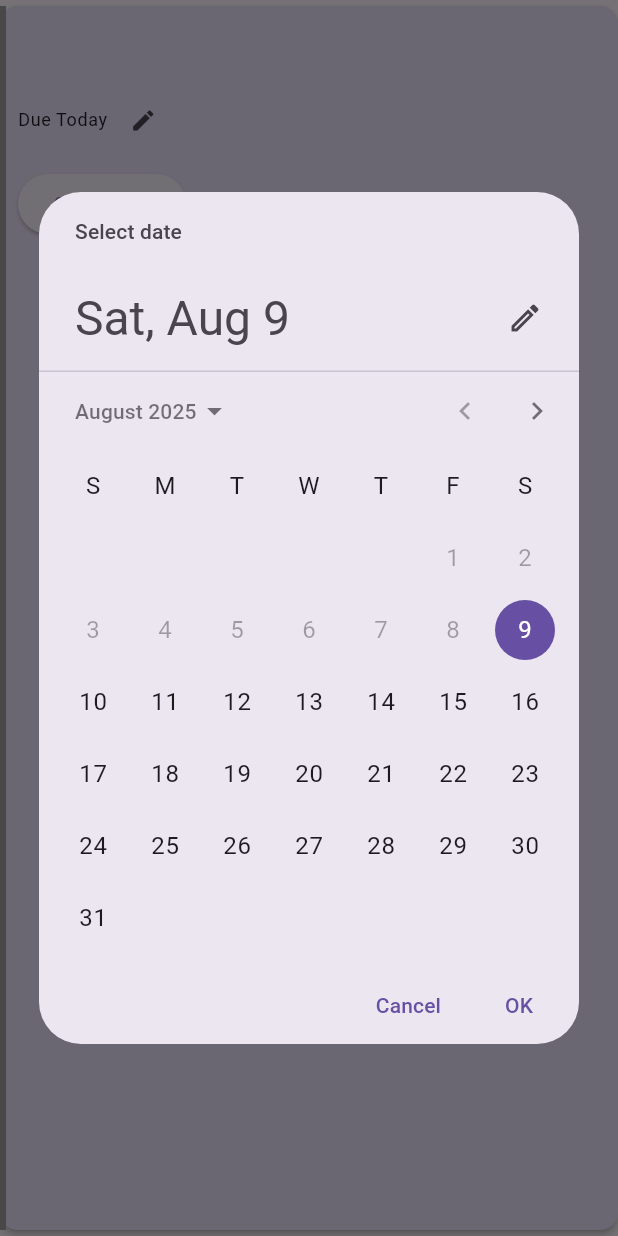
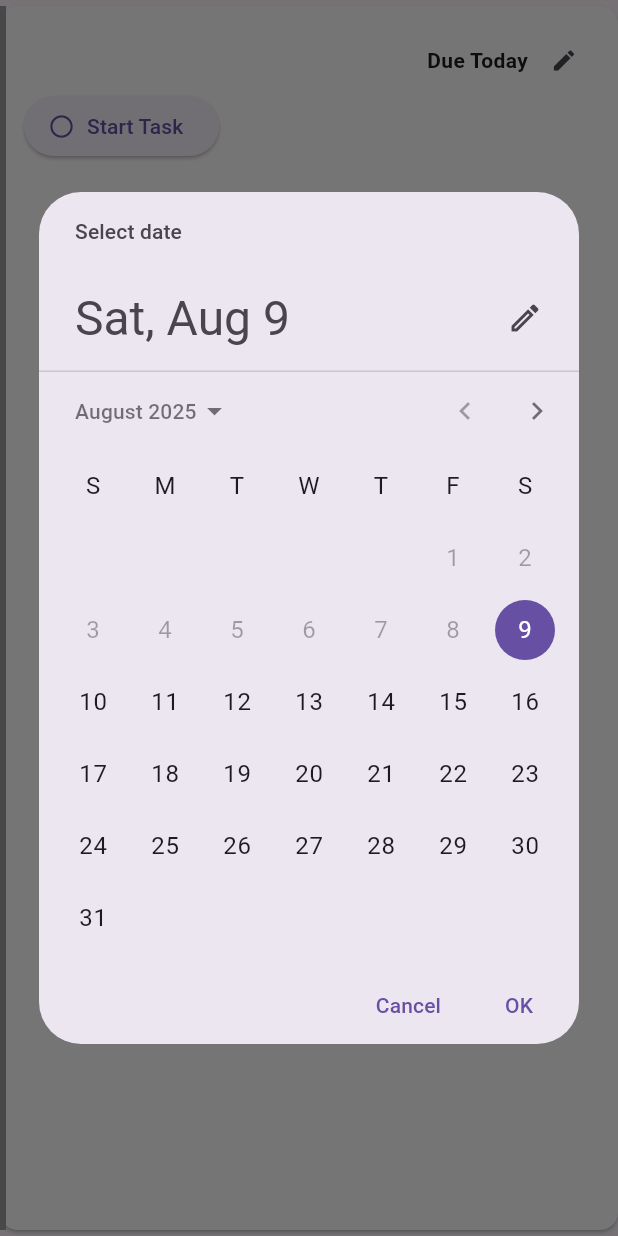
Before and after one commit to kteken10/taskmanagerui, a Flutter app: the TaskCard widget shown alone on an empty page, opened directly with empty values, after a tap on the "edit" icon, on a phone screen of 412 x 824 dp. Run offline on Flutter 3.47's test engine with Material 3 defaults, Android fonts, the light colour scheme and no system bars; our stand-ins replace flutter_local_notifications, flutter_riverpod, hive, hive_flutter, timezone; accounts and stored records are empty.

Commit message:
Adding all Status Task

```diff
--- a/lib/ui/task_card.dart
+++ b/lib/ui/task_card.dart
@@ -5,6 +5,7 @@ import '../providers/task_provider.dart';
 import '../l10n/app_localizations.dart';
 import '../services/analytics_service.dart';
 import '../services/notification_service.dart';
+// ignore: depend_on_referenced_packages
 import 'package:intl/intl.dart';
 
 class TaskCard extends ConsumerWidget {
@@ -17,18 +18,7 @@ class TaskCard extends ConsumerWidget {
     final theme = Theme.of(context);
     final localizations = AppLocalizations.of(context);
 
-    Color getStatusColor() {
-      switch (task.status) {
-        case TaskStatus.NotStarted:
-          return theme.colorScheme.secondaryContainer;
-        case TaskStatus.Started:
-          return theme.colorScheme.primaryContainer;
-        case TaskStatus.Completed:
-          return theme.colorScheme.tertiaryContainer;
-      }
-    }
-
-    Color _getStatusBorderColor() {
+    Color getStatusBorderColor() {
       switch (task.status) {
         case TaskStatus.NotStarted:
           return Colors.grey;
@@ -39,28 +29,42 @@ class TaskCard extends ConsumerWidget {
       }
     }
 
+    Color getTimeStatusColor() {
+      if (task.status == TaskStatus.Completed) {
+        return Colors.green;
+      } else if (task.timeStatus.contains('Overdue')) {
+        return Colors.red;
+      } else if (task.timeStatus.contains('Due in')) {
+        return Colors.orange;
+      } else {
+        return theme.colorScheme.onSurface;
+      }
+    }
+
     return Card(
-      color: getStatusColor(),
+      color: Colors.white, // Fond blanc fixe pour toutes les cartes
       margin: const EdgeInsets.symmetric(vertical: 4),
+      elevation: 1, // Légère ombre pour le relief
       child: Container(
         decoration: BoxDecoration(
           border: Border(
             left: BorderSide(
-              color: _getStatusBorderColor(),
+              color: getStatusBorderColor(),
               width: 4,
             ),
           ),
         ),
         child: Padding(
-          padding: const EdgeInsets.symmetric(vertical: 8, horizontal: 8),
+          padding: const EdgeInsets.symmetric(vertical: 12, horizontal: 12),
+          child: Row(
+            crossAxisAlignment: CrossAxisAlignment.start,
+            children: [
+              // Colonne de gauche - Contenu principal
+              Expanded(
                 child: Column(
                   crossAxisAlignment: CrossAxisAlignment.start,
                   children: [
                     Row(
-                mainAxisAlignment: MainAxisAlignment.spaceBetween,
-                children: [
-                  Expanded(
-                    child: Row(
                       children: [
                         if (task.highPriority)
                           Padding(
@@ -70,72 +74,108 @@ class TaskCard extends ConsumerWidget {
                               size: 16),
                           ),
                         Expanded(
+                          child: InkWell(
+                            onTap: () {
+                              // Action lorsqu'on clique sur le titre
+                            },
                             child: Text(
                               task.title,
                               style: theme.textTheme.titleMedium?.copyWith(
                                 fontWeight: FontWeight.bold,
+                                color: theme.colorScheme.primary,
+                                decoration: TextDecoration.underline,
+                              ),
                             ),
                           ),
                         ),
                       ],
                     ),
+                    const SizedBox(height: 4),
+                    if (task.description.isNotEmpty)
+                      Text(
+                        task.description,
+                        style: theme.textTheme.bodyMedium,
                       ),
+                    const SizedBox(height: 8),
+                    Row(
+                      children: [
                         if (task.assignedTo.isNotEmpty)
                           Text(
                             task.assignedTo,
                             style: theme.textTheme.bodySmall,
                           ),
+                        if (task.highPriority && task.assignedTo.isNotEmpty)
+                          const Padding(
+                            padding: EdgeInsets.symmetric(horizontal: 4),
+                            child: Text('•', style: TextStyle(color: Colors.grey)),
+                          ),
+                        if (task.highPriority)
+                          Text(
+                            'High Priority',
+                            style: theme.textTheme.bodySmall?.copyWith(
+                              color: Colors.red,
+                            ),
+                          ),
                       ],
                     ),
                     const SizedBox(height: 8),
-              if (task.description.isNotEmpty)
-                Text(task.description, style: theme.textTheme.bodyMedium),
-              const SizedBox(height: 12),
+                    // Bouton Start Task pour les tâches non démarrées
+                    if (task.status == TaskStatus.NotStarted)
+                      Align(
+                        alignment: Alignment.centerLeft,
+                        child: ElevatedButton.icon(
+                          icon: const Icon(Icons.circle_outlined, size: 18),
+                          label: Text(localizations.startTask),
+                          onPressed: () {
+                            ref.read(taskProvider.notifier).updateTaskStatus(task.id, TaskStatus.Started);
+                            AnalyticsService.logTaskEvent('start_task', task);
+                          },
+                        ),
+                      ),
+                  ],
+                ),
+              ),
+
+              // Colonne de droite - Statut et actions
+              Column(
+                crossAxisAlignment: CrossAxisAlignment.end,
+                children: [
+                  // Ligne du statut avec bouton d'édition
                   Row(
+                    mainAxisSize: MainAxisSize.min,
                     children: [
                       Text(
                         task.timeStatus,
-                    style: theme.textTheme.bodySmall,
-                  ),
-                  if (task.status == TaskStatus.Started)
-                    Padding(
-                      padding: const EdgeInsets.only(left: 8),
-                      child: Text(
-                        'Started: ${DateFormat('MMM d').format(task.deadline)}',
-                        style: theme.textTheme.bodySmall,
+                        style: theme.textTheme.bodyMedium?.copyWith(
+                          fontWeight: FontWeight.bold,
+                          color: getTimeStatusColor(), // Couleur en fonction du statut
                         ),
                       ),
                       if (task.status != TaskStatus.Completed)
                         IconButton(
                           icon: const Icon(Icons.edit, size: 18),
                           onPressed: () => _editDeadline(context, ref),
+                          padding: EdgeInsets.zero,
+                          constraints: const BoxConstraints(),
                         ),
                     ],
                   ),
+                  if (task.status == TaskStatus.Started)
+                    Text(
+                      'Started: ${DateFormat('MMM d').format(task.deadline)}',
+                      style: theme.textTheme.bodySmall,
+                    ),
+
+                  // Boutons d'action pour les tâches démarrées ou complétées
+                  if (task.status == TaskStatus.Started) ...[
                     const SizedBox(height: 8),
-              _buildActionButton(context, ref, localizations),
-            ],
-          ),
-        ),
-      ),
-    );
-  }
-
-  Widget _buildActionButton(BuildContext context, WidgetRef ref, AppLocalizations localizations) {
-    switch (task.status) {
-      case TaskStatus.NotStarted:
-        return ElevatedButton(
-          child: Text(localizations.startTask),
-          onPressed: () {
-            ref.read(taskProvider.notifier).updateTaskStatus(task.id, TaskStatus.Started);
-            AnalyticsService.logTaskEvent('start_task', task);
-          },
-        );
-      case TaskStatus.Started:
-        return Row(
+                    Row(
+                      mainAxisSize: MainAxisSize.min,
                       children: [
-            ElevatedButton(
-              child: Text(localizations.markComplete),
+                        IconButton(
+                          icon: const Icon(Icons.check_circle, size: 24),
+                          color: Colors.green,
+                          tooltip: localizations.markComplete,
                           onPressed: () {
                             ref.read(taskProvider.notifier).updateTaskStatus(task.id, TaskStatus.Completed);
                             AnalyticsService.logTaskEvent('complete_task', task);
@@ -143,25 +183,37 @@ class TaskCard extends ConsumerWidget {
                           },
                         ),
                         const SizedBox(width: 8),
-            OutlinedButton(
-              child: Text(localizations.revert),
+                        IconButton(
+                          icon: const Icon(Icons.undo, size: 24),
+                          color: Colors.blue,
+                          tooltip: localizations.revert,
                           onPressed: () {
                             ref.read(taskProvider.notifier).updateTaskStatus(task.id, TaskStatus.NotStarted);
                             AnalyticsService.logTaskEvent('revert_task', task);
                           },
                         ),
                       ],
-        );
-      case TaskStatus.Completed:
-        return OutlinedButton(
-          child: Text(localizations.reopen),
+                    ),
+                  ],
+
+                  if (task.status == TaskStatus.Completed)
+                    IconButton(
+                      icon: const Icon(Icons.refresh, size: 24),
+                      color: Colors.blue,
+                      tooltip: localizations.reopen,
                       onPressed: () {
                         ref.read(taskProvider.notifier).updateTaskStatus(task.id, TaskStatus.Started);
                         AnalyticsService.logTaskEvent('reopen_task', task);
                         NotificationService.scheduleTaskNotification(task.copyWith(status: TaskStatus.Started));
                       },
+                    ),
+                ],
+              ),
+            ],
+          ),
+        ),
+      ),
     );
-    }
   }
 
   Future<void> _editDeadline(BuildContext context, WidgetRef ref) async {
```
Lines whose indentation alone changed are shown as unchanged.
